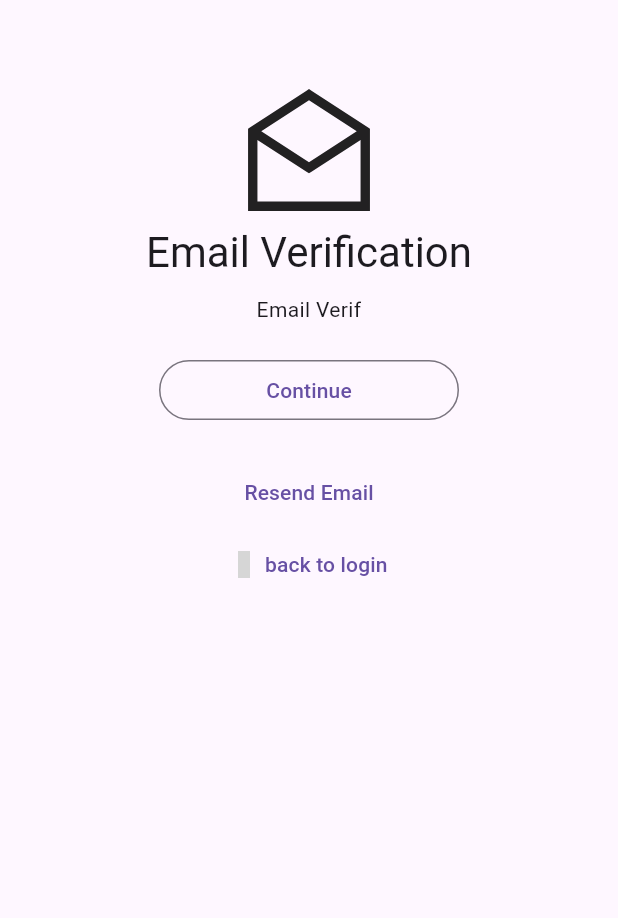
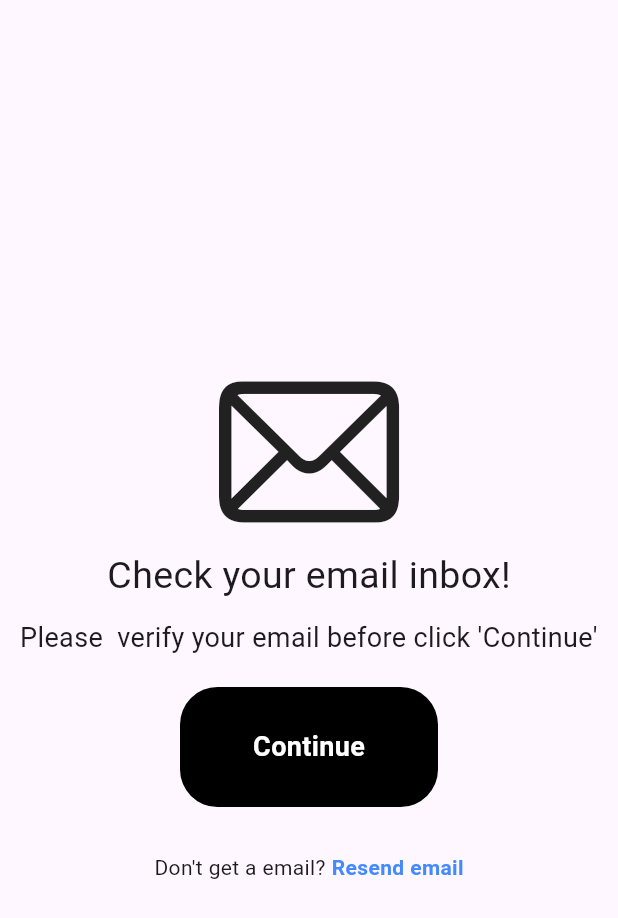
Before and after one commit to PS21michael/skripsilocal, a Flutter app: the MailVerification screen opened directly, on a phone screen of 412 x 824 dp. Shown: the top 918 px of the screen. Run offline on Flutter 3.47's test engine with Material 3 defaults, Android fonts, the phone set to English and light mode, and no system bars; our stand-ins replace cloud_firestore, dropdown_textfield, firebase_auth, firebase_core, firebase_storage, flutter_typeahead and 8 more; missing offline and left inert: autocomplete_textfield, random_name_generator; accounts and stored records are empty; network calls fail; grey boxes are pictures that could not be loaded.

Commit message:
major update

```diff
--- a/lib/pages/profile/core/profile_creen.dart
+++ b/lib/pages/profile/core/profile_creen.dart
@@ -70,6 +70,7 @@ class ProfileScreen extends StatelessWidget{
                     // ),
                   ),
                   const SizedBox(height: 40,),
+                  const SizedBox(height: 40,),
                   theButton(
                     text: 'Update Profile Picture',
                     onTap: () async {
@@ -77,6 +78,8 @@ class ProfileScreen extends StatelessWidget{
                       // Get.to(()=>ProfileScreen());
                     },
                   ),
+                  const SizedBox(height: 40),
+                  const SizedBox(height: 40),
                   theButton(
                     text: 'Reload',
                     onTap: (){
--- a/lib/src/features/authentication/screens/mail_verification/mail_verification.dart
+++ b/lib/src/features/authentication/screens/mail_verification/mail_verification.dart
@@ -1,6 +1,8 @@
+import 'package:flutter/cupertino.dart';
 import 'package:flutter/material.dart';
 import 'package:get/get.dart';
 import 'package:line_awesome_flutter/line_awesome_flutter.dart';
+import 'package:skripsilocal/pages/components/button.dart';
 import 'package:skripsilocal/src/repository/authentication_repository/authentication_repository.dart';
 
 import '../../controller/mail_verification_controller.dart';
@@ -12,48 +14,69 @@ class MailVerification extends StatelessWidget{
   Widget build(BuildContext context) {
     final controller = Get.put(MailVerificationController());
     return Scaffold(
-      body: SingleChildScrollView(
-        child: Padding(
-          padding: const EdgeInsets.only(
-            top: 10 * 5,
-            left: 10,
-            right: 10,
-            bottom: 10 * 2
-          ),
+      body: Center(
           child: Column(
             mainAxisSize: MainAxisSize.min,
             children: [
-              const Icon(LineAwesomeIcons.envelope_open, size: 100,),
-              Text('Email Verification'.tr, style: Theme.of(context).textTheme.headlineMedium,),
-              const SizedBox(height: 10,),
+              const Icon(
+                  CupertinoIcons.mail,
+                  size: 130,
+              ),
               Text(
-                "Email Verif".tr,
-                style: Theme.of(context).textTheme.bodyMedium,
+                'Check your email inbox!',
+                style: TextStyle(
+                  fontSize: 25,
+                ),
+              ),
+              const SizedBox(height: 10),
+              Text(
+                "Please  verify your email before click 'Continue'",
+                style: TextStyle(
+                  fontSize: 18,
+                ),
                 textAlign: TextAlign.center,
               ),
-              const SizedBox(height: 20,),
-              SizedBox(
-                width: 200,
-                child: OutlinedButton(child: Text("Continue".tr),
-                onPressed: ()=>controller.manuallyCheckEmailVerificationStatus(),),
+              const SizedBox(height: 20),
+              theButton(
+                  onTap: ()=>controller.manuallyCheckEmailVerificationStatus(),
+                  text: 'Continue',
               ),
-              const SizedBox(height: 20,),
-              TextButton(onPressed: ()=> controller.sendVerificationEmail(),
-                  child: Text("Resend Email".tr),
+              const SizedBox(height: 30),
+              Row(
+                mainAxisAlignment: MainAxisAlignment.center,
+                children: [
+                  const Text(
+                      "Don't get a email?",
+                  ),
+                  const SizedBox(width: 4),
+                  GestureDetector(
+                    onTap: ()=> controller.sendVerificationEmail(),
+                    child : const Text(
+                      'Resend email',
+                      style: TextStyle(
+                          color: Colors.blueAccent,
+                          fontWeight: FontWeight.bold
+                      ),
+                    ),
+                  ),
+                ],
               ),
-              TextButton(onPressed: ()=> AuthenticationRepository.instance.logout(),
-                  child: Row(
-                    mainAxisAlignment: MainAxisAlignment.center,
-                    children: [
-                      const Icon(LineAwesomeIcons.alternate_long_arrow_left),
-                      const SizedBox(width: 5,),
-                      Text("Back To Login".tr.toLowerCase()),
-                    ],
-                  ))
+              // TextButton(onPressed: ()=> controller.sendVerificationEmail(),
+              //     child: Text("Resend Email".tr),
+              // ),
+              // TextButton(onPressed: ()=> AuthenticationRepository.instance.logout(),
+              //     child: Row(
+              //       mainAxisAlignment: MainAxisAlignment.center,
+              //       children: [
+              //         const Icon(LineAwesomeIcons.alternate_long_arrow_left),
+              //         const SizedBox(width: 5,),
+              //         Text("Back To Login".tr.toLowerCase()),
+              //       ],
+              //     )
+              // )
             ],
           ),
         ),
-      ),
     );
     // TODO: implement build
     throw UnimplementedError();
--- a/pubspec.yaml
+++ b/pubspec.yaml
@@ -56,6 +56,7 @@ dependencies:
   url_launcher: ^6.2.4
   fluttertoast: ^8.2.4
   http: ^0.13.5
+  multi_select_flutter: ^4.1.3
 
 dev_dependencies:
   flutter_test:
```
Also changed, not shown: lib/main.dart (+8 -3 lines), lib/pages/components/my_navbar.dart (+6 -5 lines), lib/pages/pickCategory.dart (added, +105 -0 lines), lib/pages/profile/core/update_profile_new.dart (+99 -87 lines), lib/pages/profile/profile_page.dart (+13 -5 lines), lib/src/features/authentication/screens/forget_password/reset_password_screen.dart (+10 -59 lines), lib/src/repository/authentication_repository/authentication_repository.dart (+43 -14 lines), assets/desktop-wallpaper-abstract-square-blue-aesthetic-square-thumbnail.jpg (deleted), pubspec.lock.
